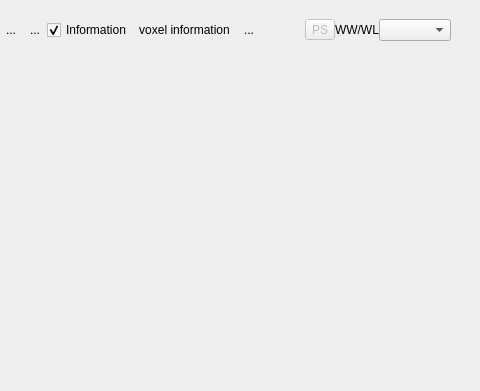
Qt form starviewer/src/extensions/playground/thickslab/thickslabextensionbase.ui (starviewer-medical/starviewer) before a commit; both pictures show x 508 to 988 and y 0 to 391 of the 988 by 391 pixel window.
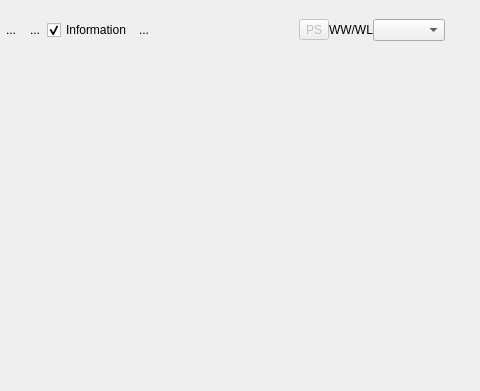
The same form after that commit. Icons and pictures are not drawn. Custom widgets are drawn as their Qt base class.

Commit message: ENH: ELiminem l'antiga eina de voxel information

Patch:
```diff
--- a/starviewer/src/extensions/playground/thickslab/thickslabextensionbase.ui
+++ b/starviewer/src/extensions/playground/thickslab/thickslabextensionbase.ui
@@ -404,28 +404,6 @@
          </property>
         </widget>
        </item>
-       <item>
-        <widget class="QToolButton" name="m_voxelInformationToolButton" >
-         <property name="text" >
-          <string>voxel information</string>
-         </property>
-         <property name="icon" >
-          <iconset/>
-         </property>
-         <property name="iconSize" >
-          <size>
-           <width>32</width>
-           <height>32</height>
-          </size>
-         </property>
-         <property name="checkable" >
-          <bool>true</bool>
-         </property>
-         <property name="autoRaise" >
-          <bool>true</bool>
-         </property>
-        </widget>
-       </item>
        <item>
         <widget class="QToolButton" name="m_screenShotToolButton" >
          <property name="text" >
```
The commit also changes 2 other files.
